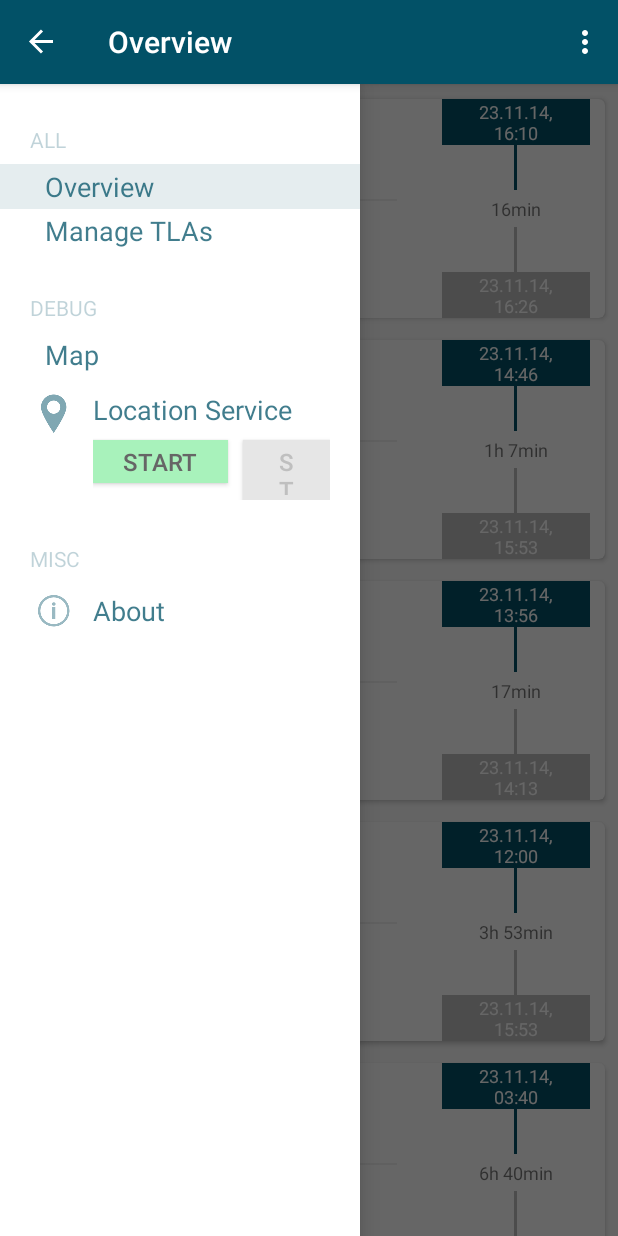
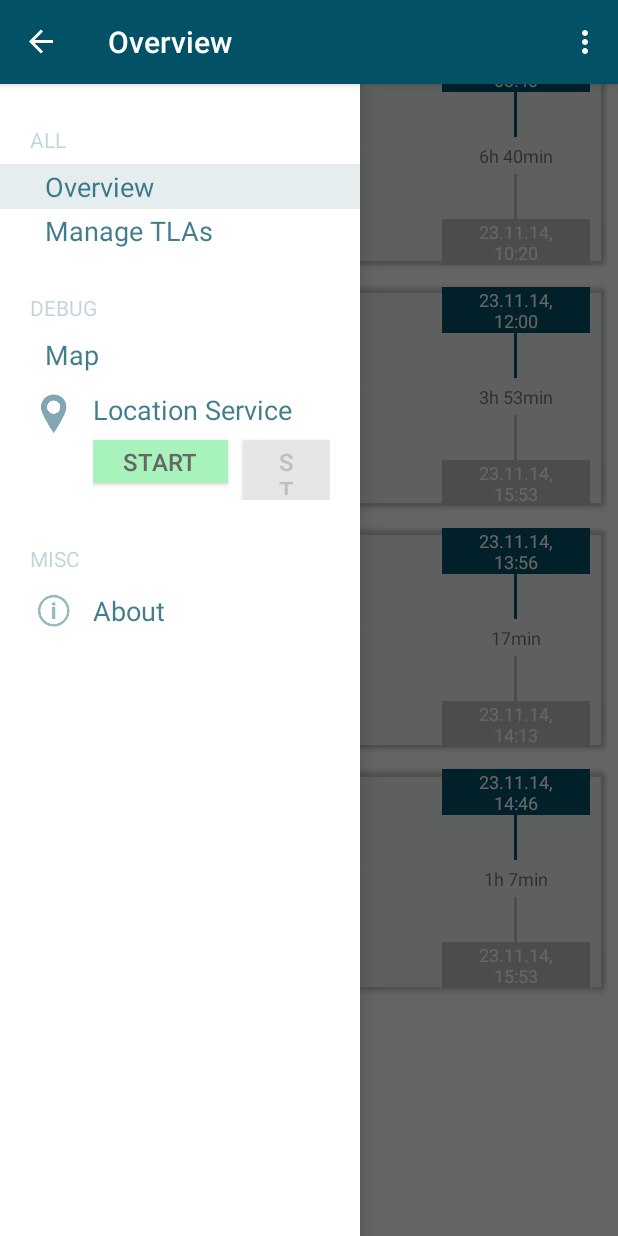
Before and after one commit to mohoff/Zeiterfassung, an Android app: the screen it shows after launch (MainActivity), with the side drawer open, on a phone screen of 412 x 824 dp. Run offline under Robolectric (Android 15) with nearby library versions, the phone set to English and light mode, and no system bars; libraries missing offline, so code that uses them is left out: com.j256.ormlite; 3 statements that could not run were skipped.

Commit message:
In "Overview" werden nun echte Werte aus der DB + dummy Daten angezeigt

```diff
--- a/zeiterfassung/src/main/java/de/mohoff/zeiterfassung/legacy/AddTargetLocationArea.java
+++ b/zeiterfassung/src/main/java/de/mohoff/zeiterfassung/legacy/AddTargetLocationArea.java
@@ -140,7 +140,7 @@ public class AddTargetLocationArea extends ActionBarActivity{
     public void drawExistingTargetLocationAreas(){
         getDbHelper();
 
-        for(TargetLocationArea tla : dbHelper.getTLAs()){
+        for(TargetLocationArea tla : dbHelper.getAllTLAs()){
             LatLng latLng = new LatLng(tla.getLatitude(), tla.getLongitude());
             markers.add(map.addMarker(new MarkerOptions()
                             .position(latLng)
--- a/zeiterfassung/src/main/java/de/mohoff/zeiterfassung/legacy/LocationUpdateHandler.java
+++ b/zeiterfassung/src/main/java/de/mohoff/zeiterfassung/legacy/LocationUpdateHandler.java
@@ -111,7 +111,7 @@ public class LocationUpdateHandler extends OpenHelperManager implements Location
         Loc loc = currentLoc; //convertLatLngToLoc(currentLoc);
         int minDistance = 10000;        // 10km distance to remember iterated TLA as closes TLA
 
-        List<TargetLocationArea> tlas = databaseHelper.getTLAs();
+        List<TargetLocationArea> tlas = databaseHelper.getAllTLAs();
         for(TargetLocationArea tla : tlas){
             Loc targetLoc = new Loc(tla.getLatitude(), tla.getLongitude());
             int distance = loc.distanceTo(targetLoc); // - tla.getRadius(); ???
--- a/zeiterfassung/src/main/java/de/mohoff/zeiterfassung/legacy/ManageTLA.java
+++ b/zeiterfassung/src/main/java/de/mohoff/zeiterfassung/legacy/ManageTLA.java
@@ -51,7 +51,7 @@ public class ManageTLA extends ActionBarActivity {
     }
 
     public List<TargetLocationArea> getAllTLAs(){
-        return dbHelper.getTLAs();
+        return dbHelper.getAllTLAs();
     }
 
 
--- a/zeiterfassung/src/main/java/de/mohoff/zeiterfassung/locationservice/LocationService.java
+++ b/zeiterfassung/src/main/java/de/mohoff/zeiterfassung/locationservice/LocationService.java
@@ -171,7 +171,7 @@ public class LocationService extends Service {
 
     public void updateTLAs(){
         getHelper();
-        this.TLAs = databaseHelper.getTLAs();
+        this.TLAs = databaseHelper.getAllTLAs();
     }
 
     public void updateInBoundTLAs(){
@@ -190,7 +190,7 @@ public class LocationService extends Service {
         Loc loc = currentLoc; //convertLatLngToLoc(currentLoc);
         int minDistance = 10000;        // 10km distance to remember iterated TLA as closes TLA
 
-        List<TargetLocationArea> tlas = databaseHelper.getTLAs();
+        List<TargetLocationArea> tlas = databaseHelper.getAllTLAs();
         for(TargetLocationArea tla : tlas){
             Loc targetLoc = new Loc(tla.getLatitude(), tla.getLongitude());
             int distance = loc.distanceTo(targetLoc); // - tla.getRadius(); ???
--- a/zeiterfassung/src/main/java/de/mohoff/zeiterfassung/locationservice/LocationServiceNewAPI.java
+++ b/zeiterfassung/src/main/java/de/mohoff/zeiterfassung/locationservice/LocationServiceNewAPI.java
@@ -176,7 +176,7 @@ public class LocationServiceNewAPI extends Service implements GoogleApiClient.Co
 
     public void updateTLAs() {
         getHelper();
-        this.TLAs = databaseHelper.getTLAs();
+        this.TLAs = databaseHelper.getAllTLAs();
     }
 
     public void updateInBoundTLAs() {
--- a/zeiterfassung/src/main/java/de/mohoff/zeiterfassung/ui/CardAdapterOverview.java
+++ b/zeiterfassung/src/main/java/de/mohoff/zeiterfassung/ui/CardAdapterOverview.java
@@ -11,14 +11,18 @@ import android.view.animation.AnimationUtils;
 import android.widget.ImageView;
 import android.widget.TextView;
 
+import com.j256.ormlite.android.apptools.OpenHelperManager;
+
 import java.util.ArrayList;
 
 import de.mohoff.zeiterfassung.R;
+import de.mohoff.zeiterfassung.database.DatabaseHelper;
 import de.mohoff.zeiterfassung.datamodel.Timeslot;
 
 public class CardAdapterOverview extends RecyclerView.Adapter<CardAdapterOverview.ViewHolder> {
-    private ArrayList<Timeslot> dummyData = new ArrayList<Timeslot>();
-    private int lastPosition = -1;
+    private DatabaseHelper dbHelper = null;
+    private ArrayList<Timeslot> data = new ArrayList<Timeslot>();
+    private int lastPosition = 99999;
     private Context context;
 
     // Provide a reference to the views for each data item
@@ -48,17 +52,20 @@ public class CardAdapterOverview extends RecyclerView.Adapter<CardAdapterOvervie
 
     // Provide a suitable constructor (depends on the kind of dataset)
     public CardAdapterOverview(Context context) {
+        getDbHelper();
         this.context = context;
-        this.dummyData.add(new Timeslot(1416759002267L, 1416760002267L, "activity1", "act1, location1"));
-        this.dummyData.add(new Timeslot(1416754002267L, 1416758002267L, "activity2", "act2, location1"));
-        this.dummyData.add(new Timeslot(1416751002267L, 1416752002267L, "activity3", "act3, location1"));
-        this.dummyData.add(new Timeslot(1416744002267L, 1416758002267L, "activity4", "act4, location1"));
-        this.dummyData.add(new Timeslot(1416714002267L, 1416738002267L, "activity5", "act5, location1"));
-        this.dummyData.add(new Timeslot(1416694002267L, 1416718002267L, "activity1", "act1, location1"));
-        this.dummyData.add(new Timeslot(1416674002267L, 1416688002267L, "activity2", "act2, location1"));
-        this.dummyData.add(new Timeslot(1416674002267L, 1416698002267L, "activity3", "act3, location1"));
-        this.dummyData.add(new Timeslot(1416524002267L, 1416558002267L, "activity4", "act4, location1"));
-        this.dummyData.add(new Timeslot(1416224002267L, 1416728002267L, "activity5", "act5, location1"));
+        this.data.add(new Timeslot(1416759002267L, 1416760002267L, "activity1", "act1, location1"));
+        this.data.add(new Timeslot(1416754002267L, 1416758002267L, "activity2", "act2, location1"));
+        this.data.add(new Timeslot(1416751002267L, 1416752002267L, "activity3", "act3, location1"));
+        this.data.add(new Timeslot(1416744002267L, 1416758002267L, "activity4", "act4, location1"));
+        this.data.add(new Timeslot(1416714002267L, 1416738002267L, "activity5", "act5, location1"));
+        this.data.add(new Timeslot(1416694002267L, 1416718002267L, "activity1", "act1, location1"));
+        this.data.add(new Timeslot(1416674002267L, 1416688002267L, "activity2", "act2, location1"));
+        this.data.add(new Timeslot(1416674002267L, 1416698002267L, "activity3", "act3, location1"));
+        this.data.add(new Timeslot(1416524002267L, 1416558002267L, "activity4", "act4, location1"));
+        this.data.add(new Timeslot(1416224002267L, 1416728002267L, "activity5", "act5, location1"));
+
+        this.data.addAll(dbHelper.getAllTimeslots());
     }
 
     // Create new views (invoked by the layout manager)
@@ -82,7 +89,13 @@ public class CardAdapterOverview extends RecyclerView.Adapter<CardAdapterOvervie
     // Replace the contents of a view (invoked by the layout manager)
     @Override
     public void onBindViewHolder(ViewHolder holder, int position) {
-        Timeslot timeslot = dummyData.get(position);
+        Timeslot timeslot = data.get(position);
+        if(position < 10){
+            // set a background color for dummy data
+            holder.container.setCardBackgroundColor(context.getResources().getColor(R.color.greenish_5));
+        } else {
+            holder.container.setCardBackgroundColor(context.getResources().getColor(R.color.white));
+        }
 
         holder.icon.setImageResource(R.drawable.ic_action_edit_location);
         holder.activity.setText(timeslot.getActivity());
@@ -96,7 +109,7 @@ public class CardAdapterOverview extends RecyclerView.Adapter<CardAdapterOvervie
 
     private void setAnimation(View viewToAnimate, int position) {
         // If the bound view wasn't previously displayed on screen, it's animated
-        if (position > lastPosition){
+        if (position < lastPosition){
             Animation animation = AnimationUtils.loadAnimation(this.context, R.anim.animation_bottom_top);
             // --> PROBLEM with following line: at position=100 it results into 10s offset. How to refresh offset after initial load?
             //animation.setStartOffset(position * 100);
@@ -110,8 +123,15 @@ public class CardAdapterOverview extends RecyclerView.Adapter<CardAdapterOvervie
     // Return the size of your dataset (invoked by the layout manager)
     @Override
     public int getItemCount() {
-        return dummyData.size();
+        return data.size();
     }
 
+    private DatabaseHelper getDbHelper() {
+        if (dbHelper == null) {
+            dbHelper =
+                    OpenHelperManager.getHelper(context, DatabaseHelper.class);
+        }
+        return dbHelper;
+    }
 
 }
--- a/zeiterfassung/src/main/java/de/mohoff/zeiterfassung/ui/ListAdapterTLA.java
+++ b/zeiterfassung/src/main/java/de/mohoff/zeiterfassung/ui/ListAdapterTLA.java
@@ -6,7 +6,6 @@ import android.app.AlertDialog;
 import android.content.Context;
 import android.content.DialogInterface;
 import android.graphics.Color;
-import android.graphics.drawable.Drawable;
 import android.view.Gravity;
 import android.view.LayoutInflater;
 import android.view.View;
@@ -35,7 +34,7 @@ public class ListAdapterTLA extends ArrayAdapter{
     public ListAdapterTLA(Context context) {
         super(context, R.layout.activity_manage_tla_views);
         getDbHelper();
-        this.tlas = dbHelper.getTLAs();
+        this.tlas = dbHelper.getAllTLAs();
         this.activityNames = dbHelper.getDistinctActivityNames();
         this.context = context;
 
--- a/zeiterfassung/src/main/java/de/mohoff/zeiterfassung/ui/fragments/Overview.java
+++ b/zeiterfassung/src/main/java/de/mohoff/zeiterfassung/ui/fragments/Overview.java
@@ -32,6 +32,8 @@ public class Overview extends Fragment {
 
         LinearLayoutManager llm = new LinearLayoutManager(getActivity());
         llm.setOrientation(LinearLayoutManager.VERTICAL);
+        llm.setReverseLayout(true);
+        llm.setStackFromEnd(true);
 
         //recList.setHasFixedSize(true); // allows for optimizations
         recList.setAdapter(new CardAdapterOverview(getActivity()));
```
Also changed, not shown: zeiterfassung/src/main/java/de/mohoff/zeiterfassung/database/DatabaseHelper.java (+14 -1 lines), 1 other file.
